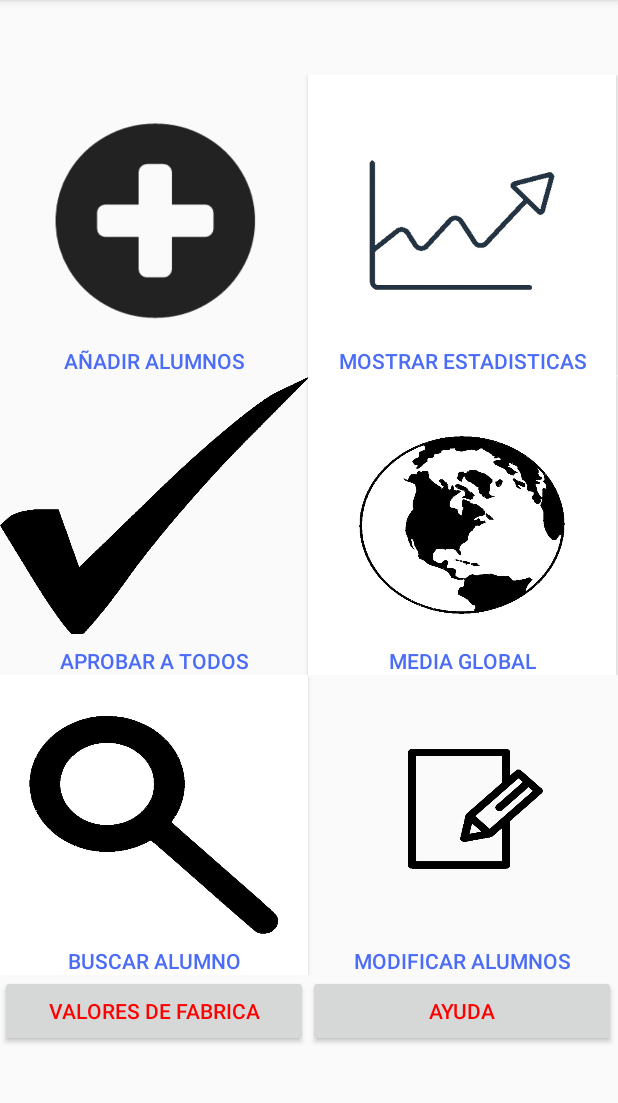
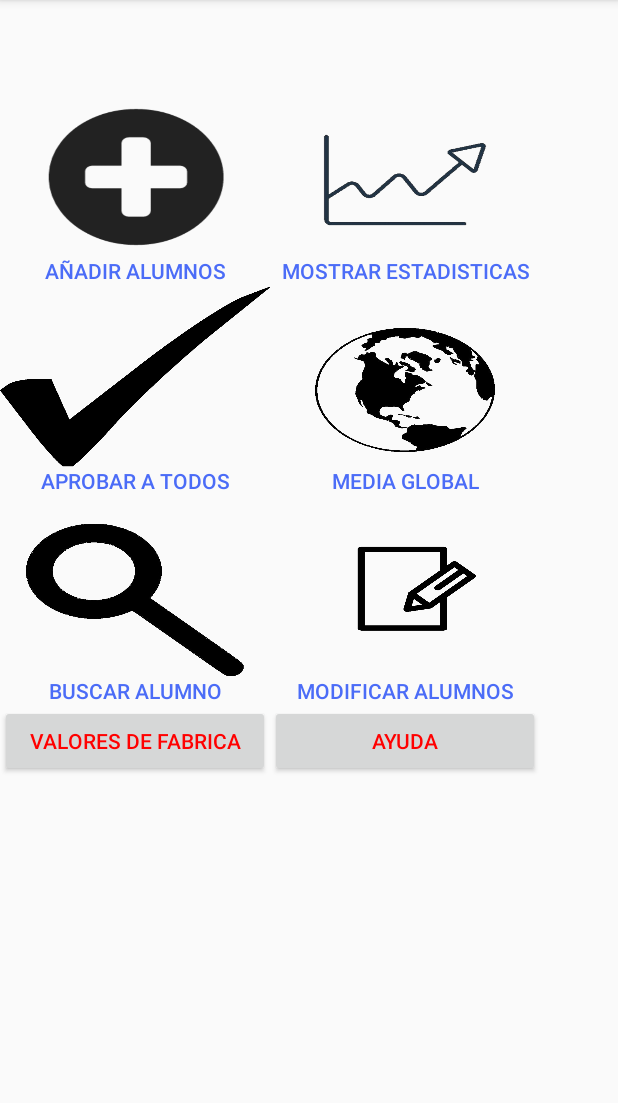
Before and after one commit to cf17jeremy/M7NotasAPP, an Android app: the Menu screen opened directly, with no data from a screen before it, on a phone screen of 412 x 824 dp, the part 84-1187 px from its top. Run offline under Robolectric (Android 15) with nearby library versions, the light colour scheme and no system bars.

Commit message:
estetica M7

```diff
--- a/app/src/main/res/layout/activity_menu.xml
+++ b/app/src/main/res/layout/activity_menu.xml
@@ -14,8 +14,8 @@
 
         <Button
             android:id="@+id/add"
-            android:layout_width="205.5dp"
-            android:layout_height="200dp"
+            android:layout_width="180dp"
+            android:layout_height="140dp"
             android:background="@drawable/add"
             android:gravity="bottom|center"
             android:text="@string/a_adir_alumnos2"
@@ -25,8 +25,8 @@
 
         <Button
             android:id="@+id/mostrar"
-            android:layout_width="205.5dp"
-            android:layout_height="200dp"
+            android:layout_width="180dp"
+            android:layout_height="140dp"
             android:background="@drawable/stats"
             android:gravity="bottom|center"
             android:text="@string/mostrar_estadisticas"
@@ -43,8 +43,8 @@
 
         <Button
             android:id="@+id/aprall"
-            android:layout_width="205.5dp"
-            android:layout_height="200dp"
+            android:layout_width="180dp"
+            android:layout_height="140dp"
             android:background="@drawable/tick"
             android:gravity="bottom|center"
             android:text="@string/aprobar_a_todos"
@@ -52,8 +52,8 @@
 
         <Button
             android:id="@+id/medglob"
-            android:layout_width="205.5dp"
-            android:layout_height="200dp"
+            android:layout_width="180dp"
+            android:layout_height="140dp"
             android:background="@drawable/medglobal"
             android:gravity="bottom|center"
             android:text="@string/media_global"
@@ -66,8 +66,8 @@
 
         <Button
             android:id="@+id/seach"
-            android:layout_width="205.5dp"
-            android:layout_height="200dp"
+            android:layout_width="180dp"
+            android:layout_height="140dp"
             android:background="@drawable/buscar"
             android:gravity="bottom|center"
             android:text="@string/buscar_alumno"
@@ -75,8 +75,8 @@
 
         <Button
             android:id="@+id/change"
-            android:layout_width="205.5dp"
-            android:layout_height="200dp"
+            android:layout_width="180dp"
+            android:layout_height="140dp"
             android:background="@drawable/modalum"
             android:gravity="bottom|center"
             android:text="@string/modificar_alumnos"
@@ -90,13 +90,13 @@
 
         <Button
             android:id="@+id/peligro"
-            android:layout_width="205.5dp"
+            android:layout_width="180dp"
             android:text="@string/valores_de_fabrica"
             android:textColor="#FF0000" />
 
         <Button
             android:id="@+id/help"
-            android:layout_width="205.5dp"
+            android:layout_width="180dp"
             android:layout_height="wrap_content"
             android:text="@string/ayuda"
             android:textColor="#FF0000" />
```
Also changed, not shown: app/src/main/res/drawable-v24/buscar.jpg (deleted), app/src/main/res/drawable-v24/buscar.png (added), app/src/main/res/drawable-v24/medglobal.jpg (deleted), app/src/main/res/drawable-v24/medglobal.png (added), app/src/main/res/drawable-v24/stats.jpg (deleted), app/src/main/res/drawable-v24/stats.png (added).
